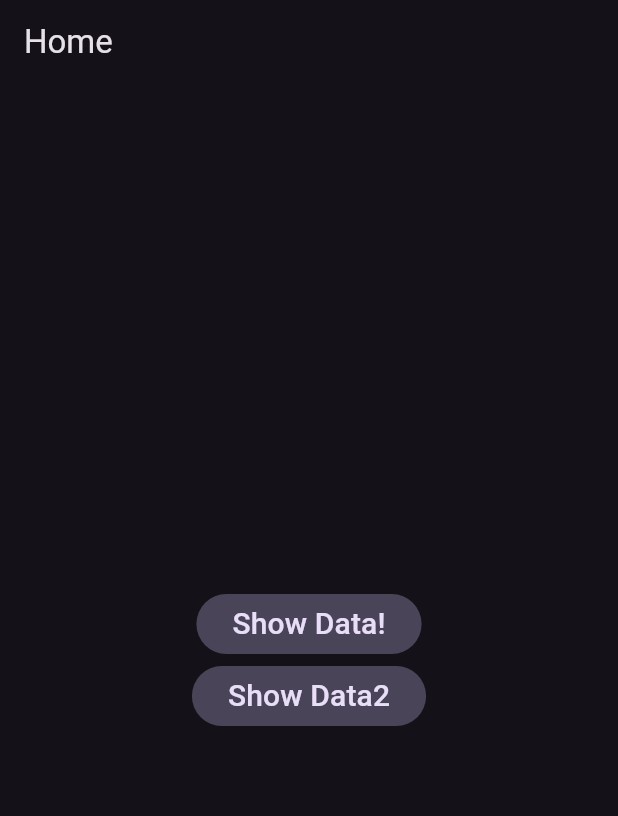
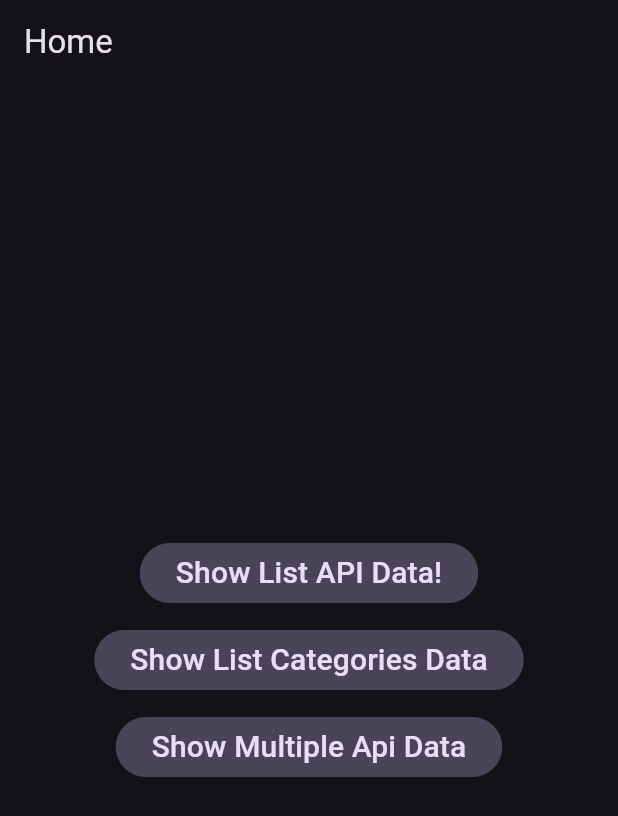
Before and after one commit to AtharvaParadkar/Flutter-APIs, a Flutter app: the screen it shows after launch, on a phone screen of 412 x 824 dp. Shown: the top 816 px of the screen. Run offline on Flutter 3.47's test engine with Material 3 defaults, Android fonts, the phone set to English and light mode, and no system bars; our stand-ins replace get.

Commit message:
Multiple Api Call1

```diff
--- a/lib/main.dart
+++ b/lib/main.dart
@@ -1,6 +1,7 @@
 import 'package:flutter/material.dart';
 import 'package:flutter_apis/get_api_call_screen.dart';
 import 'package:flutter_apis/get_api_categories_screen.dart';
+import 'package:flutter_apis/get_multiple_API_call/multiple_api_call_screen.dart';
 
 void main() => runApp(const MyApp());
 
@@ -39,10 +40,11 @@ class Home extends StatelessWidget {
                 );
               },
               child: const Text(
-                'Show Data!',
+                'Show List API Data!',
                 style: TextStyle(fontSize: 20),
               ),
             ),
+            const SizedBox(height: 10),
             FilledButton.tonal(
               onPressed: () {
                 Navigator.push(
@@ -51,7 +53,20 @@ class Home extends StatelessWidget {
                 );
               },
               child: const Text(
-                'Show Data2',
+                'Show List Categories Data',
+                style: TextStyle(fontSize: 20),
+              ),
+            ),
+            const SizedBox(height: 10),
+            FilledButton.tonal(
+              onPressed: () {
+                Navigator.push(
+                  context,
+                  MaterialPageRoute(builder: (context) => const MultipleApiCallScreen()),
+                );
+              },
+              child: const Text(
+                'Show Multiple Api Data',
                 style: TextStyle(fontSize: 20),
               ),
             ),
```
Also changed, not shown: lib/get_multiple_API_call/model/multiple_api_call_model.dart (added, +19 -0 lines), lib/get_multiple_API_call/multiple_api_call_controller/multiple_api_controller.dart (added, +28 -0 lines), lib/get_multiple_API_call/multiple_api_call_controller/multiple_api_service.dart (added, +17 -0 lines), lib/get_multiple_API_call/multiple_api_call_screen.dart (added, +55 -0 lines).
